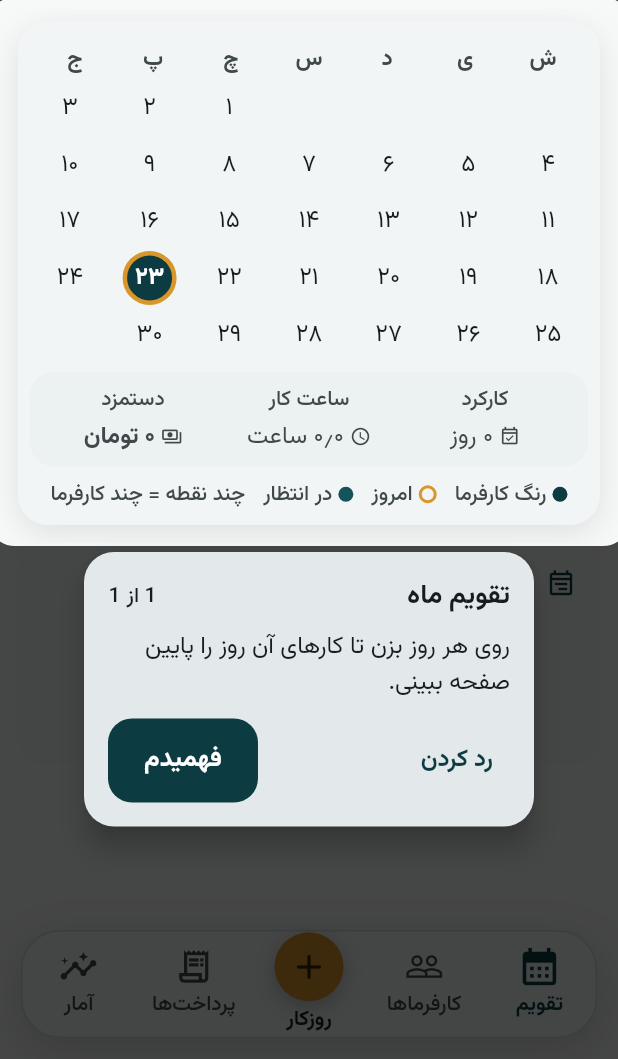
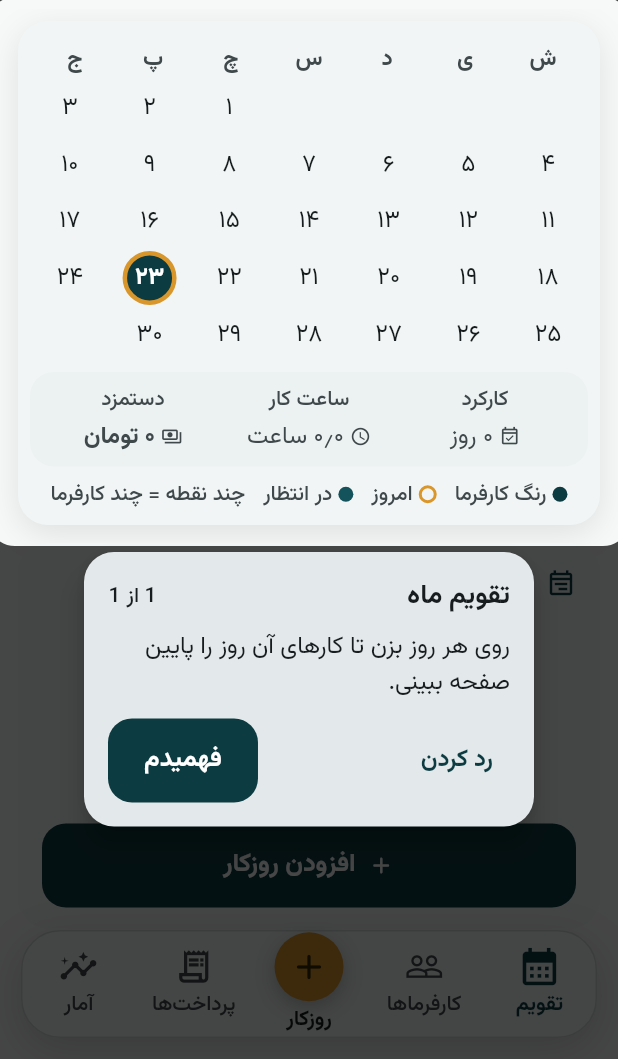
Before and after one commit to Dipi-App/app, a Flutter app: the screen it shows after launch, after a tap on "رد کردن", on a phone screen of 412 x 824 dp, the part 177-1236 px from its top. Run offline on Flutter 3.47's test engine with Material 3 defaults, Android fonts, the phone set to English and light mode, and no system bars; our stand-ins replace connectivity_plus, device_info_plus, dio, drift, drift_flutter, file_picker and 10 more; missing offline and left inert: workmanager; accounts and stored records are empty; generated files the repository leaves out were written again; network calls fail; statements that could not run were skipped.

Commit message:
feat(ui): scrollable calendar page and floating action buttons above the nav bar
The calendar screen scrolls as one page now, so a busy day is never clipped. Tab-page FABs are lifted by the shared navigation clearance so they no longer hide behind the floating bottom bar.

```diff
--- a/lib/features/calendar/presentation/calendar_page.dart
+++ b/lib/features/calendar/presentation/calendar_page.dart
@@ -131,8 +131,12 @@
           final calendarHeight = (constraints.maxHeight * 0.5)
               .clamp(280.0, 460.0)
               .toDouble();
-          return Padding(
+          return SingleChildScrollView(
             padding: EdgeInsets.only(bottom: AppTokens.navClearance(context)),
+            child: ConstrainedBox(
+              constraints: BoxConstraints(
+                minHeight: constraints.maxHeight,
+              ),
               child: Column(
                 children: [
                   SizedBox(
@@ -149,8 +153,7 @@
                           .goTo(_monthForPage(page)),
                     ),
                   ),
-                Expanded(
-                  child: AnimatedSwitcher(
+                  AnimatedSwitcher(
                     duration: reduced
                         ? Duration.zero
                         : const Duration(milliseconds: 280),
@@ -170,8 +173,8 @@
                       day: _selected,
                     ),
                   ),
+                ],
               ),
-              ],
             ),
           );
         },
@@ -531,7 +534,7 @@
 
     return Card(
       margin: const EdgeInsets.fromLTRB(12, 6, 12, 0),
-      child: SingleChildScrollView(
+      child: Padding(
         padding: const EdgeInsets.fromLTRB(16, 14, 16, 14),
         child: Column(
           crossAxisAlignment: CrossAxisAlignment.stretch,
--- a/lib/features/employers/presentation/employers_page.dart
+++ b/lib/features/employers/presentation/employers_page.dart
@@ -12,6 +12,7 @@
 import '../../../domain/enums.dart';
 import '../../../shared/utils/motion.dart';
 import '../../../shared/widgets/empty_state.dart';
+import '../../../shared/widgets/nav_aware_fab.dart';
 import '../../../shared/widgets/settings_button.dart';
 import '../../app_update/presentation/widgets/update_header_button.dart';
 import '../../settings/state/settings_providers.dart';
@@ -115,13 +116,15 @@
           const SettingsButton(),
         ],
       ),
-      floatingActionButton: FloatingActionButton.extended(
+      floatingActionButton: NavAwareFab(
+        child: FloatingActionButton.extended(
           // The tabs live together in an IndexedStack; a default hero tag would
           // clash with the payments FAB during route transitions.
           heroTag: null,
           onPressed: () => showEmployerFormSheet(context),
           icon: const Icon(Icons.add_rounded),
           label: const Text('کارفرما'),
+        ),
       ),
       body: body,
     );
--- a/lib/features/payments/presentation/payments_page.dart
+++ b/lib/features/payments/presentation/payments_page.dart
@@ -15,6 +15,7 @@
 import '../../../shared/widgets/fade_scroll.dart';
 import '../../../shared/widgets/jalali_date_picker.dart';
 import '../../../shared/widgets/money_text.dart';
+import '../../../shared/widgets/nav_aware_fab.dart';
 import '../../../shared/widgets/settings_button.dart';
 import '../../app_update/presentation/widgets/update_header_button.dart';
 import '../../employers/state/employer_providers.dart';
@@ -151,11 +152,13 @@
           SettingsButton(),
         ],
       ),
-      floatingActionButton: FloatingActionButton.extended(
-        heroTag: null,
-        onPressed: () => showPaymentFormSheet(context),
-        icon: const Icon(Icons.add_rounded),
-        label: const Text('پرداخت'),
+      floatingActionButton: NavAwareFab(
+        child: FloatingActionButton.extended(
+          heroTag: null,
+          onPressed: () => showPaymentFormSheet(context),
+          icon: const Icon(Icons.add_rounded),
+          label: const Text('پرداخت'),
+        ),
       ),
       body: body,
     );
--- /dev/null
+++ b/lib/shared/widgets/nav_aware_fab.dart
@@ -0,0 +1,23 @@
+import 'package:flutter/material.dart';
+
+import '../../core/theme/app_tokens.dart';
+
+/// Lifts a floating action button above the [FloatingNavBar].
+///
+/// Tab pages live inside the home shell, whose floating navigation bar is
+/// drawn over an `extendBody` scaffold. A default `endFloat` action button
+/// would therefore end up hidden behind that bar, so it is padded up by the
+/// shared navigation clearance.
+class NavAwareFab extends StatelessWidget {
+  const NavAwareFab({super.key, required this.child});
+
+  final Widget child;
+
+  @override
+  Widget build(BuildContext context) {
+    return Padding(
+      padding: EdgeInsets.only(bottom: AppTokens.navClearance(context)),
+      child: child,
+    );
+  }
+}
```
Lines whose indentation alone changed are shown as unchanged.
